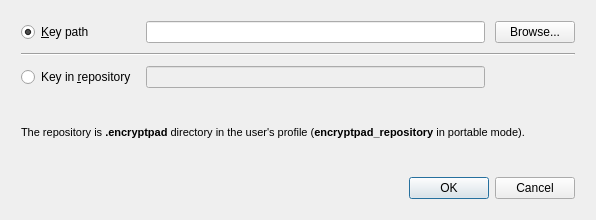
Old version of the form qt_ui/new_key_dialog.ui in the repository evpo/EncryptPad.
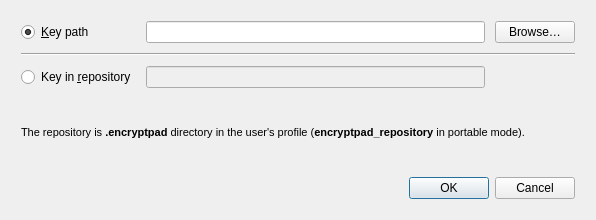
New version of the form.

```diff
--- a/qt_ui/new_key_dialog.ui
+++ b/qt_ui/new_key_dialog.ui
@@ -85,7 +85,7 @@
      <item row="0" column="2">
       <widget class="QPushButton" name="uiKeyPathBrowse">
        <property name="text">
-        <string>Browse...</string>
+        <string>Browse…</string>
        </property>
       </widget>
      </item>
```
